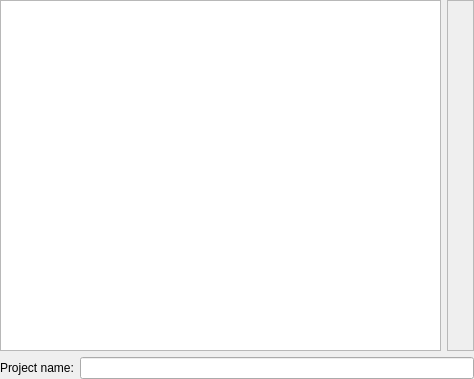
First picture: the form in src/application/choice.ui, repository KDE/kapptemplate, before the edit.
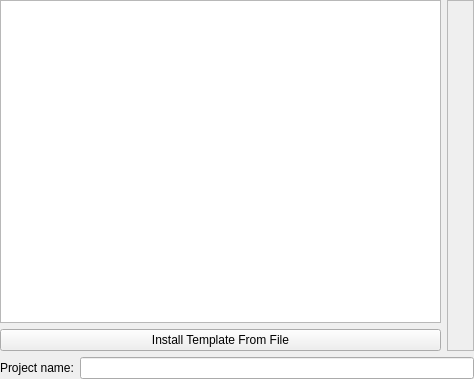
Second picture: the form after the edit. Icons and pictures are not drawn.

Commit message: Add option to install new templates from file

The edit to the form file:
```diff
--- a/src/application/choice.ui
+++ b/src/application/choice.ui
@@ -26,7 +26,22 @@
    <item>
     <layout class="QHBoxLayout">
      <item>
-      <widget class="QTreeView" name="appTree"/>
+      <layout class="QVBoxLayout">
+       <item>
+        <widget class="QTreeView" name="appTree"/>
+       </item>
+       <item>
+        <widget class="QPushButton" name="installButton">
+         <property name="text">
+          <string>Install Template From File</string>
+         </property>
+         <property name="icon">
+          <iconset theme="application-x-archive">
+           <normaloff>.</normaloff>.</iconset>
+         </property>
+        </widget>
+       </item>
+      </layout>
      </item>
      <item>
       <widget class="QFrame" name="descriptionFrame">
```
The commit also changes 3 other files.
